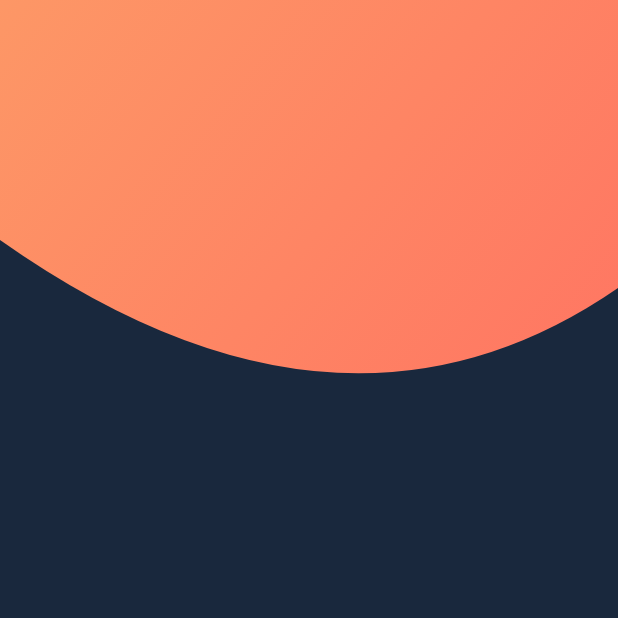
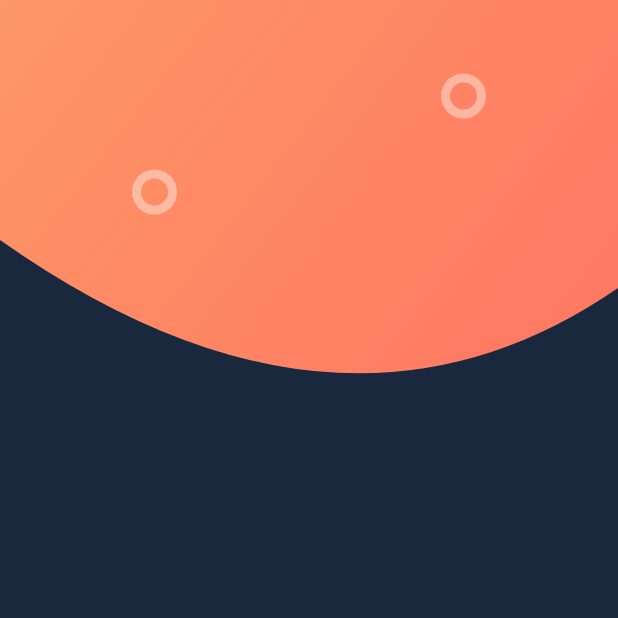
Before and after one commit to tadakun8/flutter_study_ui, a Flutter app: the screen it shows after launch, on a phone screen of 412 x 824 dp, the top half of it. Run offline on Flutter 3.47's test engine with Material 2 defaults, Android fonts, the phone set to English and light mode, and no system bars; our stand-ins replace flutter_riverpod.

Commit message:
feat: create circles of header

```diff
--- a/signin_signup/lib/components/header.dart
+++ b/signin_signup/lib/components/header.dart
@@ -68,7 +68,58 @@ class Header extends StatelessWidget {
           alignment: Alignment.topCenter,
           child: HeaderBackgroud(height: height),
         ),
+        Align(
+          alignment: Alignment.topCenter,
+          child: HeaderCircles(height: height),
+        ),
       ]),
     );
   }
 }
+
+class HeaderCirclePainter extends CustomPainter {
+  @override
+  void paint(Canvas canvas, Size size) {
+    final paint = Paint()
+      ..color = Colors.white.withOpacity(0.4)
+      ..style = PaintingStyle.stroke
+      ..strokeWidth = 6;
+    canvas.drawCircle(
+      Offset(size.width * 0.25, size.height * 0.4),
+      12,
+      paint,
+    );
+    canvas.drawCircle(
+      Offset(size.width * 0.75, size.height * 0.2),
+      12,
+      paint,
+    );
+  }
+
+  @override
+  bool shouldRepaint(CustomPainter oldDelegate) {
+    // 一度描画したら状態が変わらないので、false
+    return false;
+  }
+}
+
+class HeaderCircles extends StatelessWidget {
+  final double height;
+  const HeaderCircles({
+    Key? key,
+    required this.height,
+  }) : super(key: key);
+
+  @override
+  Widget build(BuildContext context) {
+    return CustomPaint(
+      painter: HeaderCirclePainter(),
+      // 円を描く範囲を前もって定義
+      // このBoxの中にheaderCirclePainterの中身が描かれる
+      child: SizedBox(
+        width: double.infinity,
+        height: height,
+      ),
+    );
+  }
+}
--- a/signin_signup/lib/main.dart
+++ b/signin_signup/lib/main.dart
@@ -39,7 +39,9 @@ class WelcomePage extends StatelessWidget {
       body: SafeArea(
         child: SingleChildScrollView(
           child: Column(
-            children: const [Header()],
+            children: const [
+              Header(),
+            ],
           ),
         ),
       ),
```
